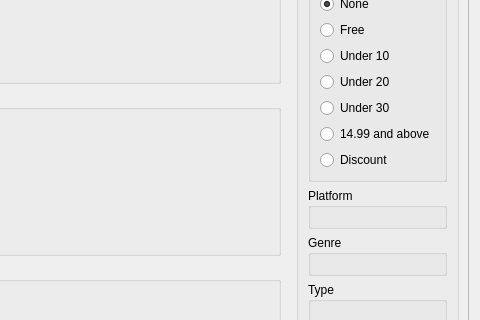
Old version of the form rare/ui/components/tabs/store/store.ui in the repository RareDevs/Rare; both pictures show x 370 to 850 and y 113 to 433 of the 850 by 572 pixel window.
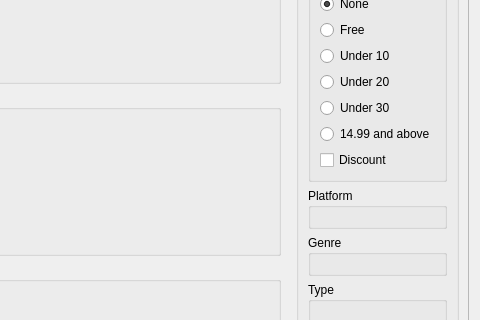
New version of the form.

Diff of the .ui file:
```diff
--- a/rare/ui/components/tabs/store/store.ui
+++ b/rare/ui/components/tabs/store/store.ui
@@ -165,7 +165,7 @@
                                                              </widget>
                                                          </item>
                                                          <item>
-                                                             <widget class="QRadioButton" name="on_discount">
+                                                             <widget class="QCheckBox" name="on_discount">
                                                                  <property name="text">
                                                                      <string>Discount</string>
                                                                  </property>
```
Lines whose indentation alone changed are shown as unchanged.
